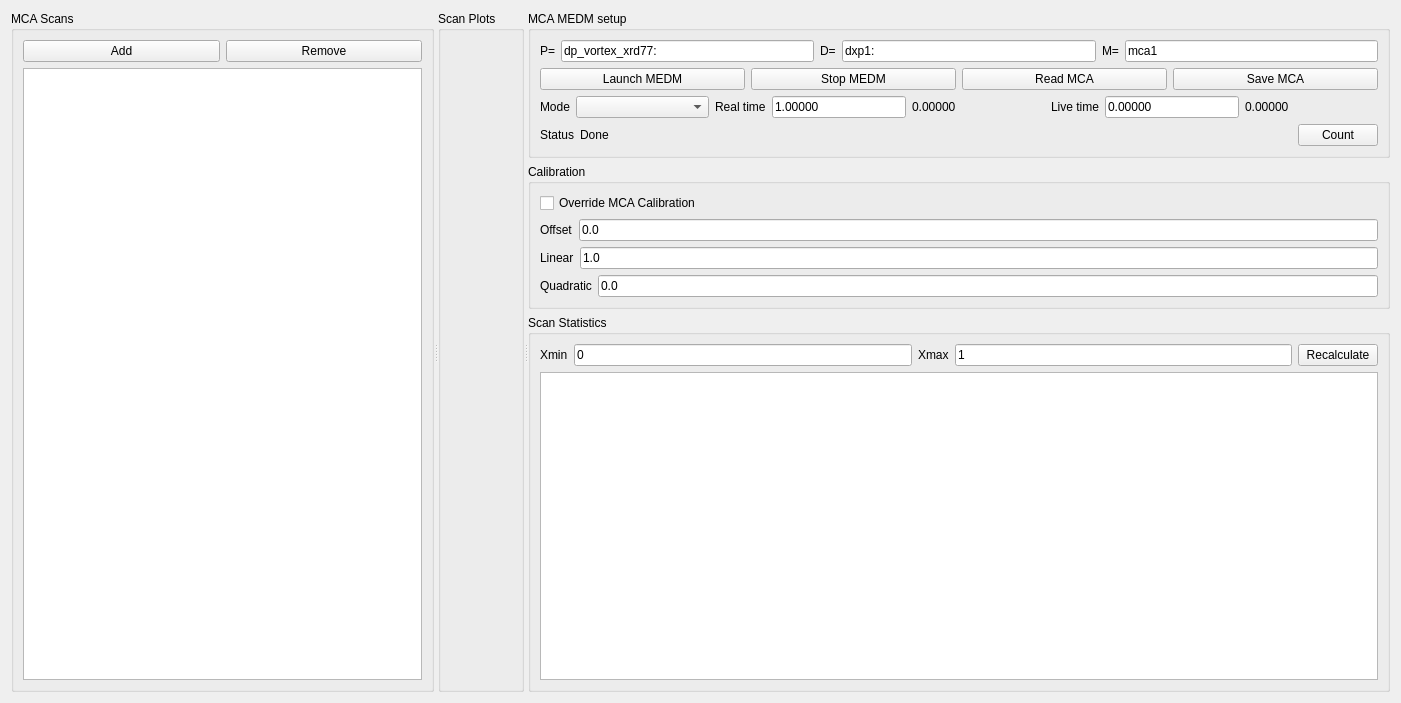
chemmatcars/XAnoS, file UI_Forms/MCA_Widget.ui: the form before one commit.
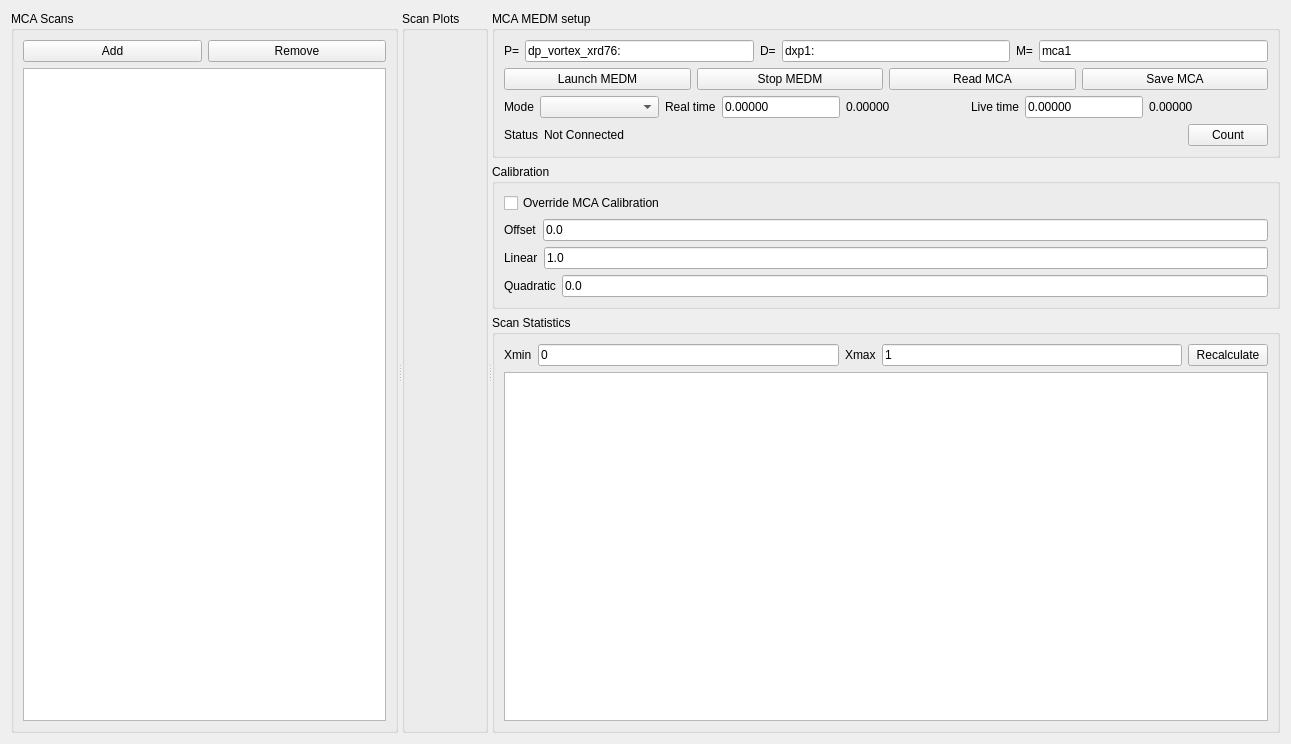
The form after the commit. Custom widgets are drawn as their Qt base class.

The edit to the form file:
```diff
--- a/UI_Forms/MCA_Widget.ui
+++ b/UI_Forms/MCA_Widget.ui
@@ -6,8 +6,8 @@
    <rect>
     <x>0</x>
     <y>0</y>
-    <width>1401</width>
-    <height>703</height>
+    <width>1291</width>
+    <height>744</height>
    </rect>
   </property>
   <property name="windowTitle">
@@ -88,7 +88,7 @@
             <item>
              <widget class="QLineEdit" name="medm_P_LineEdit">
               <property name="text">
-               <string>dp_vortex_xrd77:</string>
+               <string>dp_vortex_xrd76:</string>
               </property>
              </widget>
             </item>
@@ -195,7 +195,7 @@
             <item>
              <widget class="PVLineEdit" name="realTimeLineEdit">
               <property name="text">
-               <string>1.00000</string>
+               <string>0.00000</string>
               </property>
              </widget>
             </item>
@@ -265,7 +265,7 @@
                </sizepolicy>
               </property>
               <property name="text">
-               <string>Done</string>
+               <string>Not Connected</string>
               </property>
              </widget>
             </item>
```
Left out of the diff: 8 changed lines with no effect on the pictures.
